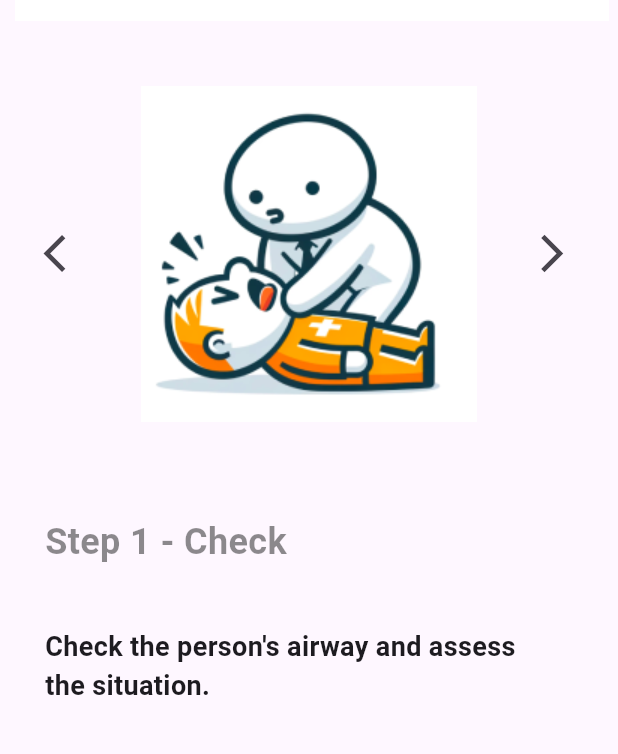
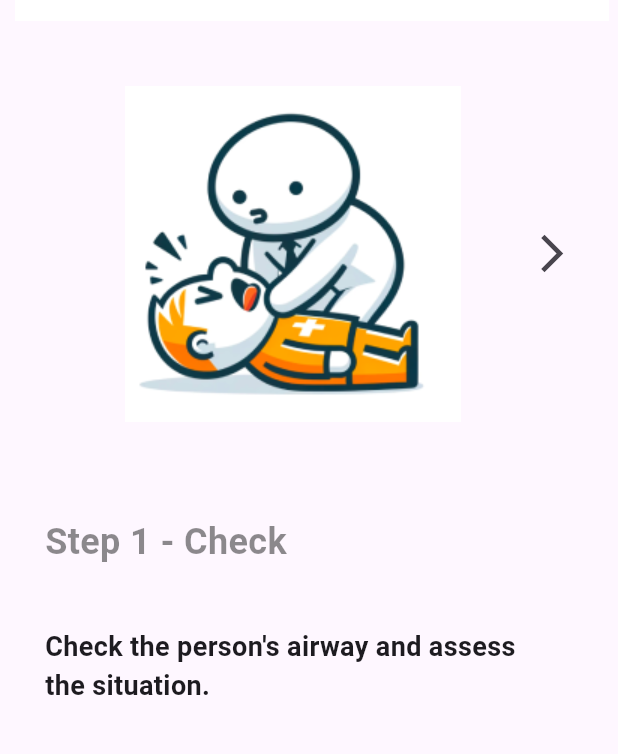
Before and after one commit to kodecosmo/MedIQ-Flutter-New, a Flutter app: the Step1 screen opened directly, on a phone screen of 412 x 824 dp, the part 93-847 px from its top. Run offline on Flutter 3.47's test engine with Material 3 defaults, Android fonts, the phone set to English and light mode, and no system bars; our stand-ins replace avatar_glow, lottie, smooth_page_indicator, speech_to_text.

Commit message:
Instruction screens routing done

```diff
--- a/lib/main.dart
+++ b/lib/main.dart
@@ -42,7 +42,7 @@ class MyApp extends StatelessWidget {
         colorScheme: ColorScheme.fromSeed(seedColor: Colors.deepPurple),
         useMaterial3: true,
       ),
-      home: Step5(),
+      home: Step1(),
       routes: {
        // '/': (context) => const SplashScreen(),
         '/welcome': (context) => const WelcomeScreen(),
--- a/lib/screen/instructions/step1.dart
+++ b/lib/screen/instructions/step1.dart
@@ -1,5 +1,6 @@
 import 'package:flutter/material.dart';
 import 'package:flutter/widgets.dart';
+import 'package:mediq_flutter/screen/instructions/step2.dart';
 
 class Step1 extends StatelessWidget {
   const Step1({super.key});
@@ -34,21 +35,20 @@ class Step1 extends StatelessWidget {
             Row(
               mainAxisAlignment: MainAxisAlignment.spaceBetween,
               children: [
-                IconButton(
-                  onPressed: () {
-                    Navigator.pop(context);
-                  },
-                  icon: const Icon(Icons.arrow_back_ios),
-                  iconSize: 30.0,
-                ),
-                Image.asset(
-                  'assets/images/instructions/step_1.png',
-                  width: 250,
-                  height: 250,
+                Padding(
+                  padding: const EdgeInsets.only(left: 50.0),
+                  child: Image.asset(
+                    'assets/images/instructions/step_1.png',
+                    width: 250,
+                    height: 250,
+                  ),
                 ),
                 IconButton(
                   onPressed: () {
-                    // Add your navigation to the next step here
+                    Navigator.push(
+                  context,
+                  MaterialPageRoute(builder: (context) => const Step2()),
+                    );
                   },
                   icon: const Icon(Icons.arrow_forward_ios),
                   iconSize: 30.0,
--- a/lib/screen/instructions/step2.dart
+++ b/lib/screen/instructions/step2.dart
@@ -1,5 +1,6 @@
 import 'package:flutter/material.dart';
 import 'package:flutter/widgets.dart';
+import 'package:mediq_flutter/screen/instructions/step3.dart';
 
 class Step2 extends StatelessWidget {
   const Step2({super.key});
@@ -48,7 +49,10 @@ class Step2 extends StatelessWidget {
                 ),
                 IconButton(
                   onPressed: () {
-                    // Add your navigation to the next step here
+                    Navigator.push(
+                  context,
+                  MaterialPageRoute(builder: (context) => const Step3()),
+                );
                   },
                   icon: const Icon(Icons.arrow_forward_ios),
                   iconSize: 30.0,
--- a/lib/screen/instructions/step3.dart
+++ b/lib/screen/instructions/step3.dart
@@ -1,5 +1,6 @@
 import 'package:flutter/material.dart';
 import 'package:flutter/widgets.dart';
+import 'package:mediq_flutter/screen/instructions/step4.dart';
 
 class Step3 extends StatelessWidget {
   const Step3({super.key});
@@ -48,7 +49,10 @@ class Step3 extends StatelessWidget {
                 ),
                 IconButton(
                   onPressed: () {
-                    // Add your navigation to the next step here
+                    Navigator.push(
+                  context,
+                  MaterialPageRoute(builder: (context) => const Step4()),
+                );
                   },
                   icon: const Icon(Icons.arrow_forward_ios),
                   iconSize: 30.0,
--- a/lib/screen/instructions/step4.dart
+++ b/lib/screen/instructions/step4.dart
@@ -1,5 +1,6 @@
 import 'package:flutter/material.dart';
 import 'package:flutter/widgets.dart';
+import 'package:mediq_flutter/screen/instructions/step5.dart';
 
 class Step4 extends StatelessWidget {
   const Step4({super.key});
@@ -48,7 +49,10 @@ class Step4 extends StatelessWidget {
                 ),
                 IconButton(
                   onPressed: () {
-                    // Add your navigation to the next step here
+                    Navigator.push(
+                  context,
+                  MaterialPageRoute(builder: (context) => const Step5()),
+                );
                   },
                   icon: const Icon(Icons.arrow_forward_ios),
                   iconSize: 30.0,
```
Also changed, not shown: lib/screen/instructions/step5.dart (+7 -11 lines).
